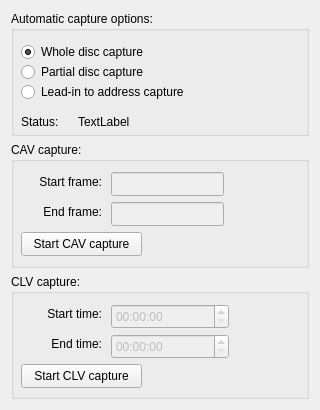
Before: the Qt Designer form Linux-Application/DomesdayDuplicator/automaticcapturedialog.ui in simoninns/DomesdayDuplicator-gui-app, drawn with Qt 5.
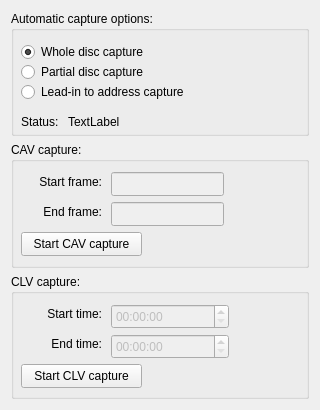
After: the same form once the commit is applied.

The edit to the form file:
```diff
--- a/Linux-Application/DomesdayDuplicator/automaticcapturedialog.ui
+++ b/Linux-Application/DomesdayDuplicator/automaticcapturedialog.ui
@@ -83,9 +83,9 @@
      <widget class="QLabel" name="captureStatusLabel">
       <property name="geometry">
        <rect>
-        <x>67</x>
+        <x>57</x>
         <y>100</y>
-        <width>161</width>
+        <width>231</width>
         <height>21</height>
        </rect>
       </property>
```
